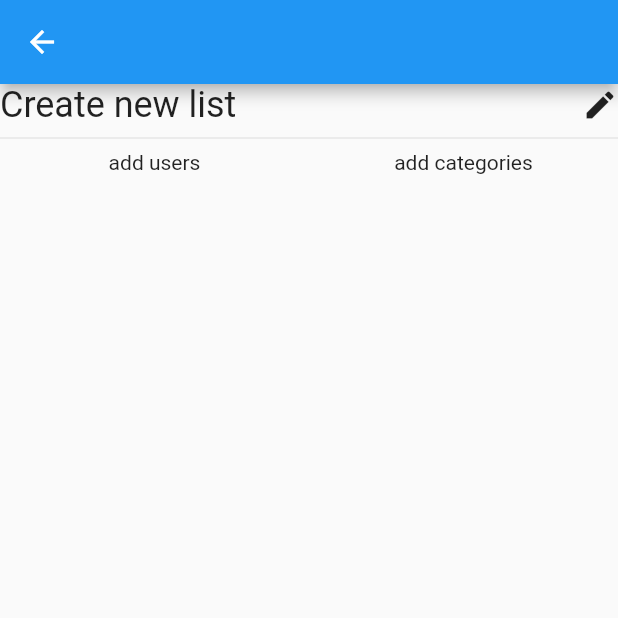
After one commit to ramcguire/YetAnotherShoppingList, a Flutter app: the CreateList screen opened directly, on a phone screen of 412 x 824 dp, the top half of it. The commit adds this screen. Run offline on Flutter 3.47's test engine with Material 2 defaults, Android fonts, the phone set to English and light mode, and no system bars; our stand-ins replace bloc, cloud_firestore, email_validator, equatable, firebase_auth, flutter_bloc and 4 more; accounts and stored records are empty.

Commit message:
begin adding create list ui

```diff
--- a/lib/blocs/shopping_list_bloc/src/shopping_list_event.dart
+++ b/lib/blocs/shopping_list_bloc/src/shopping_list_event.dart
@@ -33,15 +33,13 @@ class ViewList extends ShoppingListEvent {
 
   @override
   String toString() => 'CreateNewList { listId: $listId }';
-
 }
 
 class UpdateList extends ShoppingListEvent {
   final ShoppingListEntity updatedList;
   final String updatedField;
-  final List<ShoppingListEntity> lists;
 
-  const UpdateList(this.updatedList, this.updatedField, this.lists);
+  const UpdateList(this.updatedList, this.updatedField);
 
   @override
   List<Object> get props => [updatedList, updatedField];
--- a/lib/screens/add_edit.dart
+++ b/lib/screens/add_edit_item.dart
@@ -3,7 +3,7 @@ import 'package:flutter_bloc/flutter_bloc.dart';
 import 'package:yetanothershoppinglist/repositories/repositories.dart';
 import 'package:yetanothershoppinglist/blocs/blocs.dart';
 
-class AddEditScreen extends StatelessWidget {
+class AddEditItem extends StatelessWidget {
   final ShoppingListEntity list;
   final bool adding;
   final _formKey = GlobalKey<FormState>();
@@ -11,9 +11,9 @@ class AddEditScreen extends StatelessWidget {
   String _description;
   String _title;
 
-  AddEditScreen(this.list, this.item) : adding = false;
+  AddEditItem(this.list, this.item) : adding = false;
 
-  AddEditScreen.add(this.list)
+  AddEditItem.add(this.list)
       : item = ShoppingListItem.createNew(),
         adding = true;
 
@@ -32,7 +32,7 @@ class AddEditScreen extends StatelessWidget {
         currentItem.description = _description;
         currentItem.title = _title;
       }
-      BlocProvider.of<ShoppingListBloc>(context).add(UpdateList(currentList, "data", lists));
+      BlocProvider.of<ShoppingListBloc>(context).add(UpdateList(currentList, "data"));
       Navigator.of(context).pop();
     }
   }
--- /dev/null
+++ b/lib/screens/create_list.dart
@@ -0,0 +1,51 @@
+import 'package:flutter/material.dart';
+
+class CreateList extends StatelessWidget {
+  @override
+  Widget build(BuildContext context) {
+    return Scaffold(
+      appBar: AppBar(),
+      body: Column(
+        children: <Widget>[
+          Row(
+            children: <Widget>[
+              Text(
+                'Create new list',
+                style: TextStyle(fontSize: 24.0),
+              ),
+              Expanded(child: SizedBox()),
+              Icon(Icons.create),
+            ],
+          ),
+          Divider(),
+//          Flexible(
+//            flex: 2,
+//            //child: Row,
+//          ),
+          Flexible(
+            flex: 5,
+            child: Row(
+              mainAxisSize: MainAxisSize.max,
+              children: <Widget>[
+                Expanded(
+                  child: Column(
+                    children: <Widget>[
+                      Text('add users')
+                    ],
+                  ),
+                ),
+                Expanded(
+                  child: Column(
+                    children: <Widget>[
+                      Text('add categories')
+                    ],
+                  ),
+                ),
+              ],
+            ),
+          )
+        ],
+      ),
+    );
+  }
+}
--- a/lib/screens/listviewer.dart
+++ b/lib/screens/listviewer.dart
@@ -46,7 +46,7 @@ class _ListViewerState extends State<ListViewer> {
           onPressed: () {
             if (_selectedIdx == 0) {
               Navigator.push(context, MaterialPageRoute(builder: (context) {
-                return AddEditScreen.add(selectedList);
+                return AddEditItem.add(selectedList);
               }));
             } else {
               showDialog(
@@ -115,8 +115,6 @@ class _ListViewerState extends State<ListViewer> {
           }
           return mainBody(context, lists[idx]);
         }
-
-        //Navigator.pop();
         return Container();
       },
     );
--- a/lib/widgets/list_item.dart
+++ b/lib/widgets/list_item.dart
@@ -3,7 +3,7 @@ import 'package:flutter_bloc/flutter_bloc.dart';
 import 'package:flutter_slidable/flutter_slidable.dart';
 import 'package:yetanothershoppinglist/blocs/blocs.dart';
 import 'package:yetanothershoppinglist/repositories/repositories.dart';
-import 'package:yetanothershoppinglist/screens/add_edit.dart';
+import 'package:yetanothershoppinglist/screens/add_edit_item.dart';
 
 class ListItem extends StatelessWidget {
   final ShoppingListItem item;
@@ -57,7 +57,7 @@ class ListItem extends StatelessWidget {
           caption: 'Edit',
           onTap: () {
             Navigator.push(context, MaterialPageRoute(builder: (context) {
-              return AddEditScreen(currentList, item);
+              return AddEditItem(currentList, item);
             }));
           },
         ),
```
Also changed, not shown: lib/blocs/shopping_list_bloc/src/shopping_list_state.dart (+13 -0 lines), lib/screens/listoverview.dart (+4 -4 lines), lib/screens/screens.dart (+7 -6 lines).
